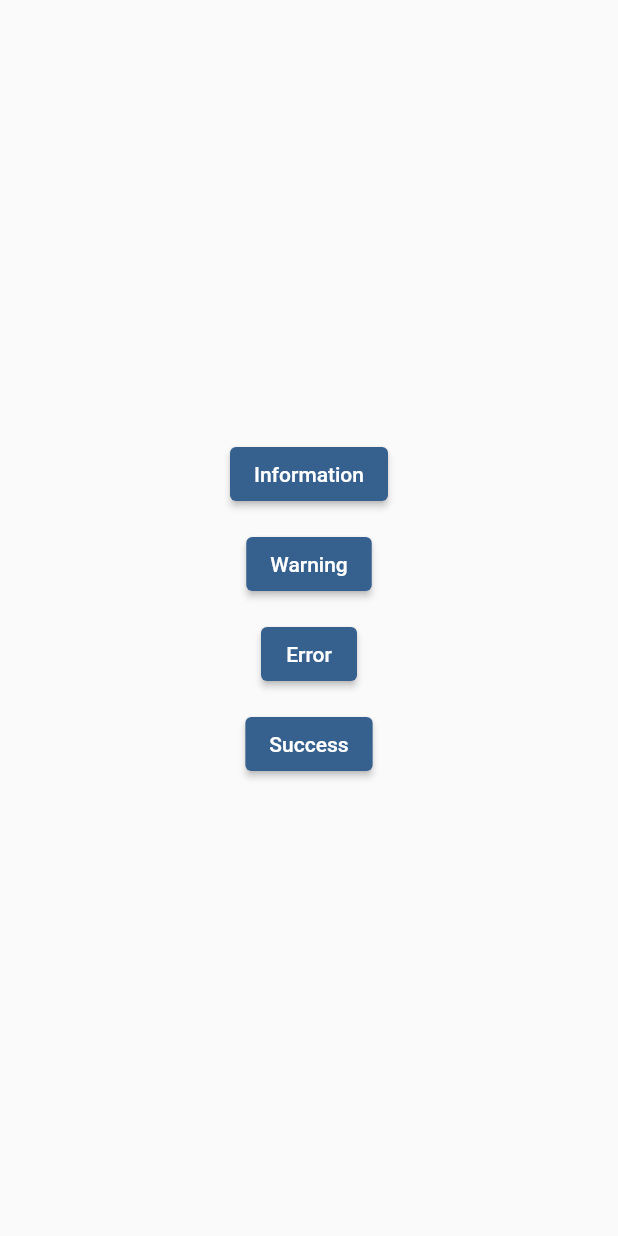
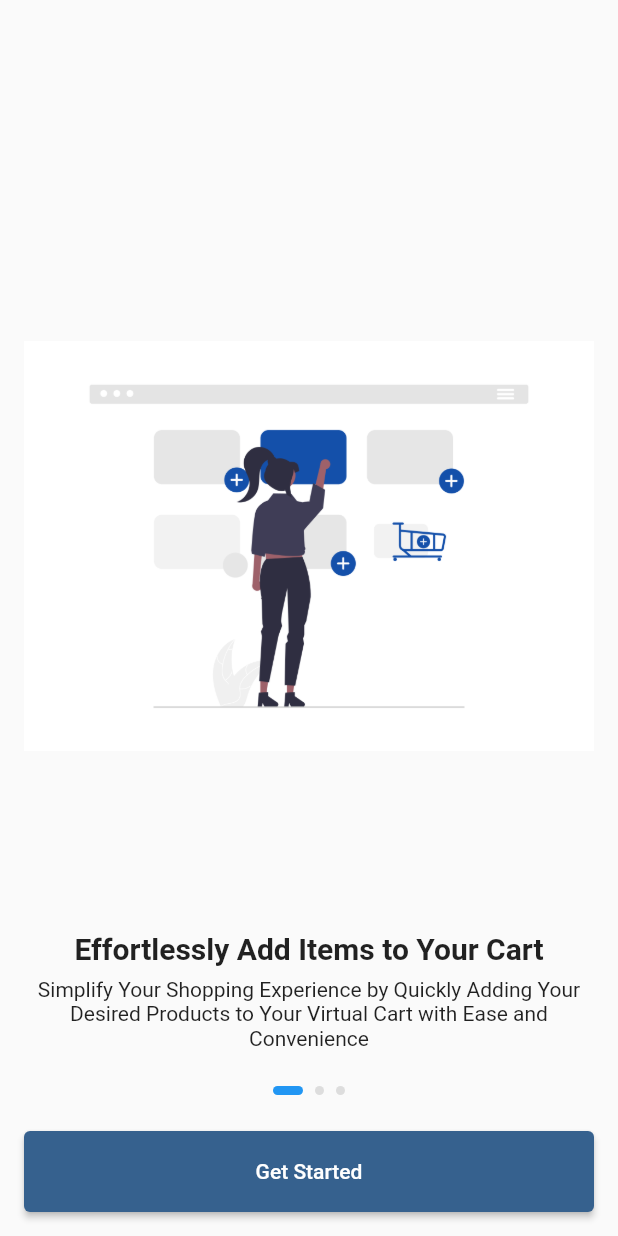
Before and after one commit to sumitchavan8070/flutterforge_flutter, a Flutter app: the screen it shows after launch, on a phone screen of 412 x 824 dp. Run offline on Flutter 3.47's test engine with Material 3 defaults, Android fonts, the light colour scheme and no system bars; our stand-ins replace go_router.

Commit message:
onboarding snackbar

```diff
--- a/lib/navigation/go_config.dart
+++ b/lib/navigation/go_config.dart
@@ -1,10 +1,11 @@
 import 'package:flutterfore_app/main.dart';
 import 'package:flutterfore_app/navigation/go_paths.dart';
-import 'package:flutterfore_app/snackbar_one.dart';
+import 'package:flutterfore_app/onboarding/onboarding_one_view.dart';
+import 'package:flutterfore_app/snackbar/snackbar_one.dart';
 import 'package:go_router/go_router.dart';
 
 final goConfig = GoRouter(
-  initialLocation: GoPaths.snackbarOne,
+  initialLocation: GoPaths.onboardingOne,
   routes: [
     GoRoute(
       path: GoPaths.home,
@@ -15,7 +16,13 @@ final goConfig = GoRouter(
     GoRoute(
       path: GoPaths.snackbarOne,
       builder: (context, state) {
-        return const SnackbarOne();
+        return const SnackbarOneView();
+      },
+    ),
+    GoRoute(
+      path: GoPaths.onboardingOne,
+      builder: (context, state) {
+        return const OnboardingOneView();
       },
     ),
   ],
--- a/lib/navigation/go_paths.dart
+++ b/lib/navigation/go_paths.dart
@@ -3,5 +3,6 @@ class GoPaths {
   static const home = '/';
 
   static const snackbarOne = '/snackbar_one';
+  static const onboardingOne = '/onboard_one';
 
 }
--- /dev/null
+++ b/lib/onboarding/onboarding_one_view.dart
@@ -0,0 +1,149 @@
+import 'package:flutter/material.dart';
+
+class OnboardingOneView extends StatefulWidget {
+  const OnboardingOneView({super.key});
+
+  @override
+  State<OnboardingOneView> createState() => _OnboardingOneViewState();
+}
+
+class _OnboardingOneViewState extends State<OnboardingOneView> {
+  int _selectedIndex = 0;
+
+  @override
+  Widget build(BuildContext context) {
+    return Scaffold(
+      body: Padding(
+        padding: const EdgeInsets.symmetric(horizontal: 16, vertical: 16),
+        child: Column(
+          children: [
+            const Spacer(),
+
+
+            SizedBox(
+              height: MediaQuery.of(context).size.height * 0.7,
+              child: PageView.builder(
+                itemCount: onboardingData.length,
+                onPageChanged: (value) {
+                  setState(() {
+                    _selectedIndex = value;
+                  });
+                },
+                itemBuilder: (context, index) {
+                  return OnboardContent(
+                    illustration: onboardingData[index]['iconPath'],
+                    title: onboardingData[index]['title'],
+                    text: onboardingData[index]['subtitle'],
+                  );
+                },
+              ),
+            ),
+            const SizedBox(height: 24),
+            AnimatedPageIndicator(
+              length: 3,
+              activeIndex: _selectedIndex,
+            ),
+            const SizedBox(height: 24),
+
+            ElevatedButton(
+              style: ElevatedButton.styleFrom(minimumSize: const Size.fromHeight(54)),
+              onPressed: () {},
+              child: const Text("Get Started"),
+            )
+          ],
+        ),
+      ),
+    );
+  }
+}
+
+class OnboardContent extends StatelessWidget {
+  const OnboardContent({
+    super.key,
+    required this.illustration,
+    required this.title,
+    required this.text,
+  });
+
+  final String illustration, title, text;
+
+  @override
+  Widget build(BuildContext context) {
+    return Column(
+      children: [
+        Expanded(
+          child: AspectRatio(
+            aspectRatio: 1,
+            child: Image.asset(illustration),
+          ),
+        ),
+        const SizedBox(height: 16),
+        Text(
+          title,
+          style: Theme.of(context).textTheme.titleLarge?.copyWith(fontWeight: FontWeight.bold),
+        ),
+        const SizedBox(height: 8),
+        Text(
+          text,
+          style: Theme.of(context).textTheme.bodyMedium,
+          textAlign: TextAlign.center,
+        ),
+      ],
+    );
+  }
+}
+
+class AnimatedPageIndicator extends StatelessWidget {
+  const AnimatedPageIndicator({
+    super.key,
+    required this.length,
+    required this.activeIndex,
+  });
+
+  final int length;
+  final int activeIndex;
+
+  @override
+  Widget build(BuildContext context) {
+    return Row(
+      mainAxisSize: MainAxisSize.min,
+      children: List.generate(length, (index) {
+        return AnimatedContainer(
+          margin: const EdgeInsets.symmetric(horizontal: 4),
+          duration: const Duration(milliseconds: 300),
+          height: 6,
+          width: activeIndex == index ? 20 : 6,
+          decoration: BoxDecoration(
+            color: activeIndex == index
+                ? Theme.of(context).primaryColor
+                : const Color(0xFF868686).withOpacity(0.25),
+            borderRadius: const BorderRadius.all(
+              Radius.circular(12),
+            ),
+          ),
+        );
+      }),
+    );
+  }
+}
+
+List<Map<String, dynamic>> onboardingData = [
+  {
+    'title': "Effortlessly Add Items to Your Cart",
+    'subtitle':
+        "Simplify Your Shopping Experience by Quickly Adding Your Desired Products to Your Virtual Cart with Ease and Convenience",
+    'iconPath': "assets/onboarding/add_to_cart.png"
+  },
+  {
+    'title': "Manage Your Finances Anywhere",
+    'subtitle':
+        "Enjoy the Freedom of Securely Accessing and Managing Your Funds Anytime, Anywhere, with Our Convenient Wallet Feature",
+    'iconPath': "assets/onboarding/wallet.png"
+  },
+  {
+    'title': "Plan for Tomorrow, Today",
+    'subtitle':
+        "Take Control of Your Financial Future by Easily Setting Aside Savings for Your Goals, Making Tomorrow's Dreams Achievable Today",
+    'iconPath': "assets/onboarding/saving.png"
+  }
+];
--- a/lib/snackbar_one.dart
+++ /dev/null
@@ -1,38 +0,0 @@
-import 'package:flutter/material.dart';
-
-class SnackbarOne extends StatelessWidget {
-  const SnackbarOne({super.key});
-
-  @override
-  Widget build(BuildContext context) {
-    return Scaffold(
-      body: Column(
-        mainAxisAlignment: MainAxisAlignment.center,
-        crossAxisAlignment: CrossAxisAlignment.center,
-        children: [
-          SizedBox(width: MediaQuery.of(context).size.width),
-          ElevatedButton(
-            onPressed: () {},
-            child: const Text("Information"),
-          ),
-          const SizedBox(height: 12),
-          ElevatedButton(
-            onPressed: () {},
-            child: const Text("Warning"),
-          ),
-          const SizedBox(height: 12),
-          ElevatedButton(
-            onPressed: () {},
-            child: const Text("Error"),
-          ),
-          const SizedBox(height: 12),
-          ElevatedButton(
-            onPressed: () {},
-            child: const Text("Success"),
-          ),
-          const SizedBox(height: 12),
-        ],
-      ),
-    );
-  }
-}
--- a/pubspec.yaml
+++ b/pubspec.yaml
@@ -60,9 +60,8 @@ flutter:
   uses-material-design: true
 
   # To add assets to your application, add an assets section, like this:
-  # assets:
-  #   - images/a_dot_burr.jpeg
-  #   - images/a_dot_ham.jpeg
+  assets:
+    - assets/onboarding/
 
   # An image asset can refer to one or more resolution-specific "variants", see
   # https://flutter.dev/assets-and-images/#resolution-aware
```
Also changed, not shown: lib/snackbar/snackbar_one.dart (added, +68 -0 lines), lib/utility/snackabr/snackbar_one.dart (added, +68 -0 lines), assets/onboarding/add_to_cart.png (added), assets/onboarding/saving.png (added), assets/onboarding/wallet.png (added), lib/utility/tabbar/tabbar_one.dart (added).
